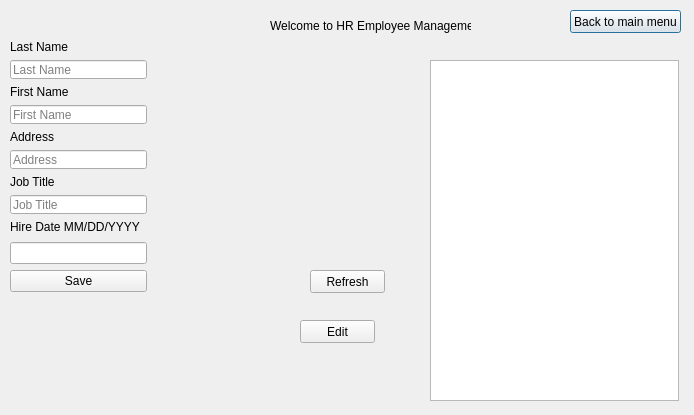
erynjohn/Employee-Database, file Login/hrmain.ui: the form before one commit.
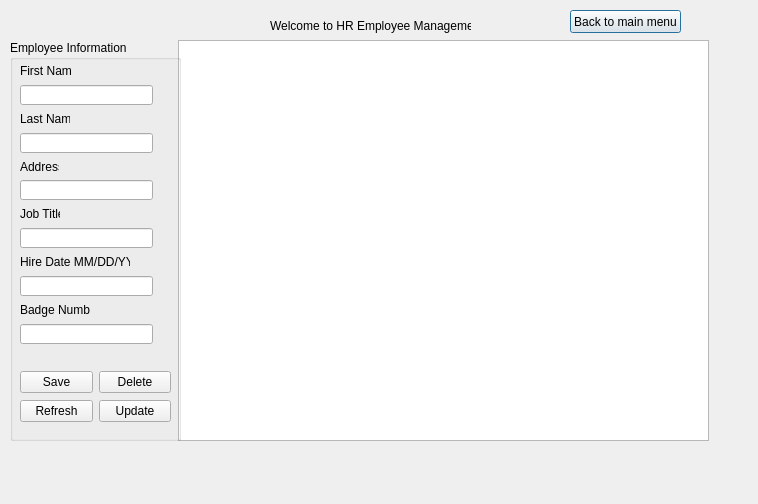
The form after the commit.

Patch:
```diff
--- a/Login/hrmain.ui
+++ b/Login/hrmain.ui
@@ -6,8 +6,8 @@
    <rect>
     <x>0</x>
     <y>0</y>
-    <width>694</width>
-    <height>415</height>
+    <width>758</width>
+    <height>504</height>
    </rect>
   </property>
   <property name="windowTitle">
@@ -39,96 +39,101 @@
     <string>Back to main menu</string>
    </property>
   </widget>
-  <widget class="QPushButton" name="pushButton_edit">
-   <property name="geometry">
-    <rect>
-     <x>300</x>
-     <y>320</y>
-     <width>75</width>
-     <height>23</height>
-    </rect>
-   </property>
-   <property name="text">
-    <string>Edit</string>
-   </property>
-  </widget>
   <widget class="QTableView" name="tableView">
    <property name="geometry">
     <rect>
-     <x>430</x>
-     <y>60</y>
-     <width>249</width>
-     <height>341</height>
+     <x>178</x>
+     <y>40</y>
+     <width>531</width>
+     <height>401</height>
     </rect>
    </property>
   </widget>
-  <widget class="QPushButton" name="pushButton_loadTable">
-   <property name="geometry">
-    <rect>
-     <x>310</x>
-     <y>270</y>
-     <width>75</width>
-     <height>23</height>
-    </rect>
-   </property>
-   <property name="text">
-    <string>Refresh</string>
-   </property>
-  </widget>
-  <widget class="QWidget" name="layoutWidget">
+  <widget class="QGroupBox" name="groupBox">
    <property name="geometry">
     <rect>
      <x>10</x>
      <y>40</y>
-     <width>137</width>
-     <height>252</height>
+     <width>171</width>
+     <height>401</height>
     </rect>
    </property>
-   <layout class="QVBoxLayout" name="verticalLayout_2">
-    <item>
-     <layout class="QVBoxLayout" name="verticalLayout">
-      <item>
+   <property name="title">
+    <string>Employee Information</string>
+   </property>
        <widget class="QLabel" name="label_2">
+    <property name="geometry">
+     <rect>
+      <x>10</x>
+      <y>23</y>
+      <width>51</width>
+      <height>16</height>
+     </rect>
+    </property>
         <property name="text">
-         <string>Last Name</string>
+     <string>First Name</string>
         </property>
         <property name="buddy">
          <cstring>lineEdit_LName</cstring>
         </property>
        </widget>
-      </item>
-      <item>
        <widget class="QLineEdit" name="lineEdit_LName">
+    <property name="geometry">
+     <rect>
+      <x>10</x>
+      <y>45</y>
+      <width>133</width>
+      <height>20</height>
+     </rect>
+    </property>
         <property name="text">
          <string/>
         </property>
         <property name="placeholderText">
-         <string>Last Name</string>
-        </property>
-       </widget>
-      </item>
-      <item>
+     <string/>
+    </property>
+   </widget>
        <widget class="QLabel" name="label_3">
+    <property name="geometry">
+     <rect>
+      <x>10</x>
+      <y>71</y>
+      <width>50</width>
+      <height>16</height>
+     </rect>
+    </property>
         <property name="text">
-         <string>First Name</string>
+     <string>Last Name</string>
         </property>
         <property name="buddy">
          <cstring>lineEdit_FName</cstring>
         </property>
        </widget>
-      </item>
-      <item>
        <widget class="QLineEdit" name="lineEdit_FName">
+    <property name="geometry">
+     <rect>
+      <x>10</x>
+      <y>93</y>
+      <width>133</width>
+      <height>20</height>
+     </rect>
+    </property>
         <property name="text">
          <string/>
         </property>
         <property name="placeholderText">
-         <string>First Name</string>
-        </property>
-       </widget>
-      </item>
-      <item>
+     <string/>
+    </property>
+   </widget>
        <widget class="QLabel" name="label_4">
+    <property name="geometry">
+     <rect>
+      <x>10</x>
+      <y>119</y>
+      <width>39</width>
+      <height>16</height>
+     </rect>
+    </property>
         <property name="text">
          <string>Address</string>
         </property>
@@ -136,19 +141,31 @@
          <cstring>lineEdit_EmpAddress</cstring>
         </property>
        </widget>
-      </item>
-      <item>
        <widget class="QLineEdit" name="lineEdit_EmpAddress">
+    <property name="geometry">
+     <rect>
+      <x>10</x>
+      <y>140</y>
+      <width>133</width>
+      <height>20</height>
+     </rect>
+    </property>
         <property name="text">
          <string/>
         </property>
         <property name="placeholderText">
-         <string>Address</string>
-        </property>
-       </widget>
-      </item>
-      <item>
+     <string/>
+    </property>
+   </widget>
        <widget class="QLabel" name="label_5">
+    <property name="geometry">
+     <rect>
+      <x>10</x>
+      <y>166</y>
+      <width>40</width>
+      <height>16</height>
+     </rect>
+    </property>
         <property name="text">
          <string>Job Title</string>
         </property>
@@ -156,37 +173,114 @@
          <cstring>lineEdit_EmpJobTitle</cstring>
         </property>
        </widget>
-      </item>
-      <item>
        <widget class="QLineEdit" name="lineEdit_EmpJobTitle">
+    <property name="geometry">
+     <rect>
+      <x>10</x>
+      <y>188</y>
+      <width>133</width>
+      <height>20</height>
+     </rect>
+    </property>
         <property name="text">
          <string/>
         </property>
         <property name="placeholderText">
-         <string>Job Title</string>
-        </property>
-       </widget>
-      </item>
-      <item>
+     <string/>
+    </property>
+   </widget>
        <widget class="QLabel" name="label_7">
+    <property name="geometry">
+     <rect>
+      <x>10</x>
+      <y>214</y>
+      <width>110</width>
+      <height>16</height>
+     </rect>
+    </property>
         <property name="text">
          <string>Hire Date MM/DD/YYYY</string>
         </property>
-       </widget>
-      </item>
-     </layout>
-    </item>
-    <item>
-     <widget class="QLineEdit" name="lineEdit_hire"/>
-    </item>
-    <item>
+    <property name="buddy">
+     <cstring>lineEdit_hire</cstring>
+    </property>
+   </widget>
+   <widget class="QLineEdit" name="lineEdit_hire">
+    <property name="geometry">
+     <rect>
+      <x>10</x>
+      <y>236</y>
+      <width>133</width>
+      <height>20</height>
+     </rect>
+    </property>
+   </widget>
+   <widget class="QLabel" name="label_Badge">
+    <property name="geometry">
+     <rect>
+      <x>10</x>
+      <y>262</y>
+      <width>70</width>
+      <height>16</height>
+     </rect>
+    </property>
+    <property name="text">
+     <string>Badge Number</string>
+    </property>
+    <property name="buddy">
+     <cstring>lineEdit_Badge</cstring>
+    </property>
+   </widget>
+   <widget class="QLineEdit" name="lineEdit_Badge">
+    <property name="geometry">
+     <rect>
+      <x>10</x>
+      <y>284</y>
+      <width>133</width>
+      <height>20</height>
+     </rect>
+    </property>
+   </widget>
+   <widget class="QWidget" name="layoutWidget">
+    <property name="geometry">
+     <rect>
+      <x>10</x>
+      <y>330</y>
+      <width>151</width>
+      <height>54</height>
+     </rect>
+    </property>
+    <layout class="QGridLayout" name="gridLayout">
+     <item row="0" column="0">
      <widget class="QPushButton" name="pushButton_save">
       <property name="text">
        <string>Save</string>
       </property>
      </widget>
     </item>
-   </layout>
+     <item row="1" column="1">
+      <widget class="QPushButton" name="pushButton_edit">
+       <property name="text">
+        <string>Update</string>
+       </property>
+      </widget>
+     </item>
+     <item row="1" column="0">
+      <widget class="QPushButton" name="pushButton_loadTable">
+       <property name="text">
+        <string>Refresh</string>
+       </property>
+      </widget>
+     </item>
+     <item row="0" column="1">
+      <widget class="QPushButton" name="pushButton_delete">
+       <property name="text">
+        <string>Delete</string>
+       </property>
+      </widget>
+     </item>
+    </layout>
+   </widget>
   </widget>
  </widget>
  <resources/>
```
Lines whose indentation alone changed are shown as unchanged.
